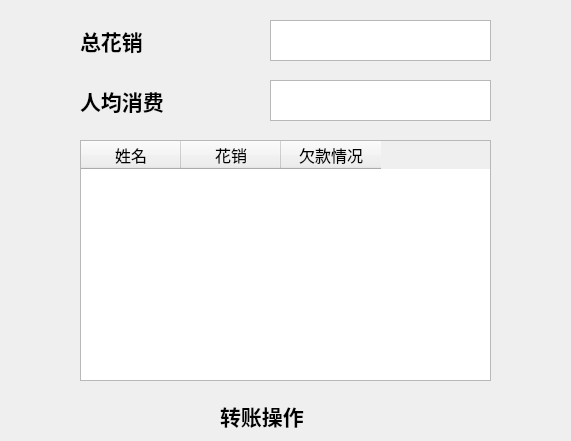
First picture: the form in View/Report.ui, repository ZILINYE/PyBill, before the edit; both pictures show x 120 to 691 and y 0 to 441 of the 814 by 1297 pixel window.
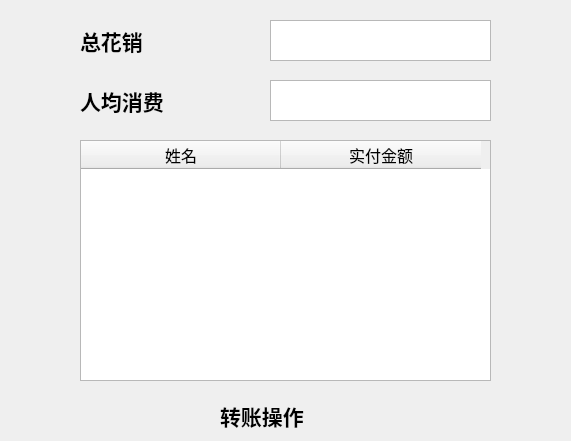
Second picture: the form after the edit.

The edit to the form file:
```diff
--- a/View/Report.ui
+++ b/View/Report.ui
@@ -52,6 +52,9 @@
      <height>241</height>
     </rect>
    </property>
+   <attribute name="horizontalHeaderDefaultSectionSize">
+    <number>200</number>
+   </attribute>
    <column>
     <property name="text">
      <string>姓名</string>
@@ -64,17 +67,7 @@
    </column>
    <column>
     <property name="text">
-     <string>花销</string>
-    </property>
-    <property name="font">
-     <font>
-      <pointsize>12</pointsize>
-     </font>
-    </property>
-   </column>
-   <column>
-    <property name="text">
-     <string>欠款情况</string>
+     <string>实付金额</string>
     </property>
     <property name="font">
      <font>
```
Left out of the diff: 11 changed lines with no effect on the pictures.
